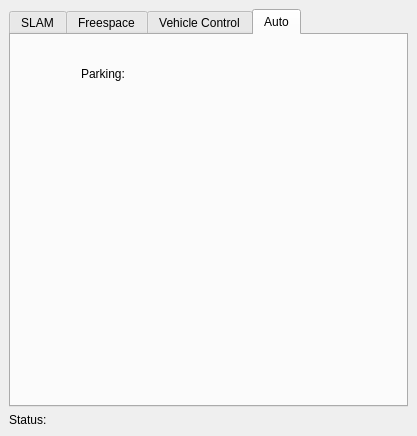
Above: src/rqt_state_machine/state_machine_controller.ui from JingruiYu/rqt_state_machine before the change. Below: the same form after it.
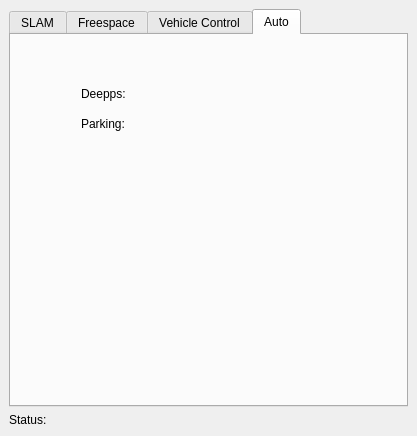
That is the form after the change.

Commit message: add state machine module: deepps

```diff
--- a/src/rqt_state_machine/state_machine_controller.ui
+++ b/src/rqt_state_machine/state_machine_controller.ui
@@ -250,7 +250,7 @@
           <property name="geometry">
            <rect>
             <x>70</x>
-            <y>30</y>
+            <y>80</y>
             <width>67</width>
             <height>17</height>
            </rect>
@@ -263,7 +263,7 @@
           <property name="geometry">
            <rect>
             <x>140</x>
-            <y>30</y>
+            <y>80</y>
             <width>181</width>
             <height>17</height>
            </rect>
@@ -272,6 +272,32 @@
            <string/>
           </property>
          </widget>
+         <widget class="QLabel" name="statusDeepps">
+          <property name="geometry">
+           <rect>
+            <x>140</x>
+            <y>50</y>
+            <width>181</width>
+            <height>17</height>
+           </rect>
+          </property>
+          <property name="text">
+           <string/>
+          </property>
+         </widget>
+         <widget class="QLabel" name="labelDeepps">
+          <property name="geometry">
+           <rect>
+            <x>70</x>
+            <y>50</y>
+            <width>67</width>
+            <height>17</height>
+           </rect>
+          </property>
+          <property name="text">
+           <string>Deepps:</string>
+          </property>
+         </widget>
         </widget>
        </widget>
       </item>
```
The commit also changes 2 other files.
